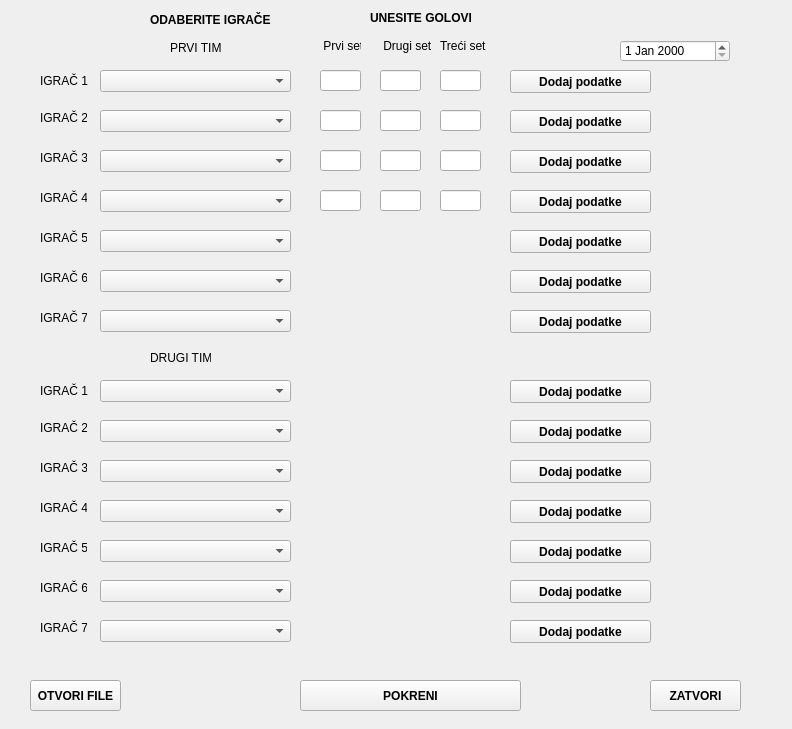
The window that statistika.ui (teamwposeidonscalm/Waterpool-HomeWork) describes before a commit, drawn with Qt 5.
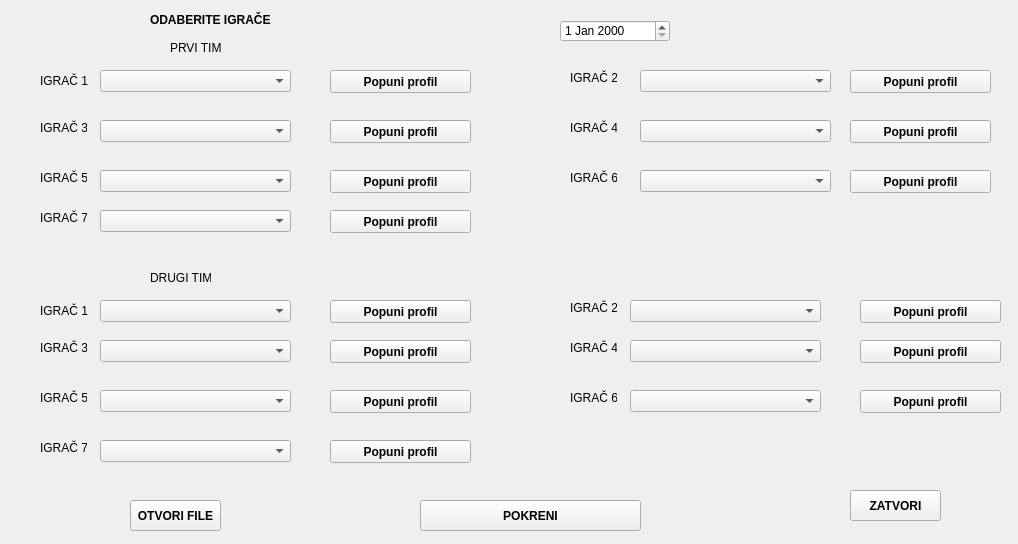
The same window after the commit.

```diff
--- a/statistika.ui
+++ b/statistika.ui
@@ -6,8 +6,8 @@
    <rect>
     <x>0</x>
     <y>0</y>
-    <width>792</width>
-    <height>729</height>
+    <width>1018</width>
+    <height>544</height>
    </rect>
   </property>
   <property name="windowTitle">
@@ -45,8 +45,8 @@
   <widget class="QPushButton" name="pushButton">
    <property name="geometry">
     <rect>
-     <x>30</x>
-     <y>680</y>
+     <x>130</x>
+     <y>500</y>
      <width>91</width>
      <height>31</height>
     </rect>
@@ -64,8 +64,8 @@
   <widget class="QComboBox" name="comboBox_2">
    <property name="geometry">
     <rect>
-     <x>100</x>
-     <y>110</y>
+     <x>640</x>
+     <y>70</y>
      <width>191</width>
      <height>22</height>
     </rect>
@@ -75,7 +75,7 @@
    <property name="geometry">
     <rect>
      <x>100</x>
-     <y>150</y>
+     <y>120</y>
      <width>191</width>
      <height>22</height>
     </rect>
@@ -84,8 +84,8 @@
   <widget class="QComboBox" name="comboBox_4">
    <property name="geometry">
     <rect>
-     <x>100</x>
-     <y>190</y>
+     <x>640</x>
+     <y>120</y>
      <width>191</width>
      <height>22</height>
     </rect>
@@ -94,8 +94,8 @@
   <widget class="QLabel" name="label_2">
    <property name="geometry">
     <rect>
-     <x>40</x>
-     <y>110</y>
+     <x>570</x>
+     <y>70</y>
      <width>47</width>
      <height>16</height>
     </rect>
@@ -108,7 +108,7 @@
    <property name="geometry">
     <rect>
      <x>40</x>
-     <y>150</y>
+     <y>120</y>
      <width>47</width>
      <height>16</height>
     </rect>
@@ -120,8 +120,8 @@
   <widget class="QLabel" name="label_4">
    <property name="geometry">
     <rect>
-     <x>40</x>
-     <y>190</y>
+     <x>570</x>
+     <y>120</y>
      <width>47</width>
      <height>16</height>
     </rect>
@@ -130,170 +130,11 @@
     <string>IGRAČ 4</string>
    </property>
   </widget>
-  <widget class="QLineEdit" name="prviSetIgrac1">
-   <property name="geometry">
-    <rect>
-     <x>320</x>
-     <y>70</y>
-     <width>41</width>
-     <height>21</height>
-    </rect>
-   </property>
-  </widget>
-  <widget class="QLineEdit" name="prviSetIgrac2">
-   <property name="geometry">
-    <rect>
-     <x>320</x>
-     <y>110</y>
-     <width>41</width>
-     <height>21</height>
-    </rect>
-   </property>
-  </widget>
-  <widget class="QLineEdit" name="prviSetIgrac3">
-   <property name="geometry">
-    <rect>
-     <x>320</x>
-     <y>150</y>
-     <width>41</width>
-     <height>21</height>
-    </rect>
-   </property>
-  </widget>
-  <widget class="QLineEdit" name="prviSetIgrac4">
-   <property name="geometry">
-    <rect>
-     <x>320</x>
-     <y>190</y>
-     <width>41</width>
-     <height>21</height>
-    </rect>
-   </property>
-  </widget>
-  <widget class="QLineEdit" name="drugiSetIgrac4">
-   <property name="geometry">
-    <rect>
-     <x>380</x>
-     <y>190</y>
-     <width>41</width>
-     <height>21</height>
-    </rect>
-   </property>
-  </widget>
-  <widget class="QLineEdit" name="drugiSetIgrac3">
-   <property name="geometry">
-    <rect>
-     <x>380</x>
-     <y>150</y>
-     <width>41</width>
-     <height>21</height>
-    </rect>
-   </property>
-  </widget>
-  <widget class="QLineEdit" name="drugiSetIgrac2">
-   <property name="geometry">
-    <rect>
-     <x>380</x>
-     <y>110</y>
-     <width>41</width>
-     <height>21</height>
-    </rect>
-   </property>
-  </widget>
-  <widget class="QLineEdit" name="drugiSetIgrac1">
-   <property name="geometry">
-    <rect>
-     <x>380</x>
-     <y>70</y>
-     <width>41</width>
-     <height>21</height>
-    </rect>
-   </property>
-  </widget>
-  <widget class="QLineEdit" name="treciSetIgrac3">
-   <property name="geometry">
-    <rect>
-     <x>440</x>
-     <y>150</y>
-     <width>41</width>
-     <height>21</height>
-    </rect>
-   </property>
-  </widget>
-  <widget class="QLineEdit" name="treciSetIgrac4">
-   <property name="geometry">
-    <rect>
-     <x>440</x>
-     <y>190</y>
-     <width>41</width>
-     <height>21</height>
-    </rect>
-   </property>
-  </widget>
-  <widget class="QLineEdit" name="treciSetIgrac2">
-   <property name="geometry">
-    <rect>
-     <x>440</x>
-     <y>110</y>
-     <width>41</width>
-     <height>21</height>
-    </rect>
-   </property>
-  </widget>
-  <widget class="QLineEdit" name="treciSetIgrac1">
-   <property name="geometry">
-    <rect>
-     <x>440</x>
-     <y>70</y>
-     <width>41</width>
-     <height>21</height>
-    </rect>
-   </property>
-  </widget>
-  <widget class="QLabel" name="label_5">
-   <property name="geometry">
-    <rect>
-     <x>320</x>
-     <y>30</y>
-     <width>41</width>
-     <height>31</height>
-    </rect>
-   </property>
-   <property name="text">
-    <string> Prvi set</string>
-   </property>
-  </widget>
-  <widget class="QLabel" name="label_6">
-   <property name="geometry">
-    <rect>
-     <x>380</x>
-     <y>30</y>
-     <width>51</width>
-     <height>31</height>
-    </rect>
-   </property>
-   <property name="text">
-    <string> Drugi set</string>
-   </property>
-  </widget>
-  <widget class="QLabel" name="label_7">
-   <property name="geometry">
-    <rect>
-     <x>440</x>
-     <y>30</y>
-     <width>51</width>
-     <height>31</height>
-    </rect>
-   </property>
-   <property name="text">
-    <string>Treći set</string>
-   </property>
-  </widget>
   <widget class="QPushButton" name="pushButton_3">
    <property name="geometry">
     <rect>
-     <x>300</x>
-     <y>680</y>
+     <x>420</x>
+     <y>500</y>
      <width>221</width>
      <height>31</height>
     </rect>
@@ -311,7 +152,7 @@
   <widget class="QPushButton" name="pushButton_2">
    <property name="geometry">
     <rect>
-     <x>510</x>
+     <x>330</x>
      <y>70</y>
      <width>141</width>
      <height>23</height>
@@ -324,7 +165,7 @@
     </font>
    </property>
    <property name="text">
-    <string>Dodaj podatke</string>
+    <string>Popuni profil</string>
    </property>
    <attribute name="buttonGroup">
     <string notr="true">buttonGroup</string>
@@ -333,8 +174,8 @@
   <widget class="QPushButton" name="pushButton_4">
    <property name="geometry">
     <rect>
-     <x>510</x>
-     <y>110</y>
+     <x>850</x>
+     <y>70</y>
      <width>141</width>
      <height>23</height>
     </rect>
@@ -346,7 +187,7 @@
     </font>
    </property>
    <property name="text">
-    <string>Dodaj podatke</string>
+    <string>Popuni profil</string>
    </property>
    <attribute name="buttonGroup">
     <string notr="true">buttonGroup</string>
@@ -355,8 +196,8 @@
   <widget class="QPushButton" name="pushButton_5">
    <property name="geometry">
     <rect>
-     <x>510</x>
-     <y>150</y>
+     <x>330</x>
+     <y>120</y>
      <width>141</width>
      <height>23</height>
     </rect>
@@ -368,7 +209,7 @@
     </font>
    </property>
    <property name="text">
-    <string>Dodaj podatke</string>
+    <string>Popuni profil</string>
    </property>
    <attribute name="buttonGroup">
     <string notr="true">buttonGroup</string>
@@ -377,8 +218,8 @@
   <widget class="QPushButton" name="pushButton_6">
    <property name="geometry">
     <rect>
-     <x>510</x>
-     <y>190</y>
+     <x>850</x>
+     <y>120</y>
      <width>141</width>
      <height>23</height>
     </rect>
@@ -390,7 +231,7 @@
     </font>
    </property>
    <property name="text">
-    <string>Dodaj podatke</string>
+    <string>Popuni profil</string>
    </property>
    <attribute name="buttonGroup">
     <string notr="true">buttonGroup</string>
@@ -413,7 +254,7 @@
    <property name="geometry">
     <rect>
      <x>150</x>
-     <y>350</y>
+     <y>270</y>
      <width>61</width>
      <height>16</height>
     </rect>
@@ -425,8 +266,8 @@
   <widget class="QPushButton" name="pushButton_7">
    <property name="geometry">
     <rect>
-     <x>650</x>
-     <y>680</y>
+     <x>850</x>
+     <y>490</y>
      <width>91</width>
      <height>31</height>
     </rect>
@@ -460,34 +301,11 @@
     <string>ODABERITE IGRAČE</string>
    </property>
   </widget>
-  <widget class="QLabel" name="label_11">
-   <property name="geometry">
-    <rect>
-     <x>370</x>
-     <y>10</y>
-     <width>101</width>
-     <height>16</height>
-    </rect>
-   </property>
-   <property name="font">
-    <font>
-     <weight>75</weight>
-     <italic>false</italic>
-     <bold>true</bold>
-     <underline>false</underline>
-     <strikeout>false</strikeout>
-     <kerning>true</kerning>
-    </font>
-   </property>
-   <property name="text">
-    <string>UNESITE GOLOVE</string>
-   </property>
-  </widget>
   <widget class="QDateEdit" name="mojDate">
    <property name="geometry">
     <rect>
-     <x>620</x>
-     <y>40</y>
+     <x>560</x>
+     <y>20</y>
      <width>110</width>
      <height>22</height>
     </rect>
@@ -497,7 +315,7 @@
    <property name="geometry">
     <rect>
      <x>100</x>
-     <y>230</y>
+     <y>170</y>
      <width>191</width>
      <height>22</height>
     </rect>
@@ -506,8 +324,8 @@
   <widget class="QComboBox" name="comboBox_6">
    <property name="geometry">
     <rect>
-     <x>100</x>
-     <y>270</y>
+     <x>640</x>
+     <y>170</y>
      <width>191</width>
      <height>22</height>
     </rect>
@@ -517,7 +335,7 @@
    <property name="geometry">
     <rect>
      <x>100</x>
-     <y>310</y>
+     <y>210</y>
      <width>191</width>
      <height>22</height>
     </rect>
@@ -527,7 +345,7 @@
    <property name="geometry">
     <rect>
      <x>40</x>
-     <y>230</y>
+     <y>170</y>
      <width>47</width>
      <height>16</height>
     </rect>
@@ -540,7 +358,7 @@
    <property name="geometry">
     <rect>
      <x>40</x>
-     <y>310</y>
+     <y>210</y>
      <width>47</width>
      <height>16</height>
     </rect>
@@ -552,8 +370,8 @@
   <widget class="QLabel" name="label_14">
    <property name="geometry">
     <rect>
-     <x>40</x>
-     <y>270</y>
+     <x>570</x>
+     <y>170</y>
      <width>47</width>
      <height>16</height>
     </rect>
@@ -566,7 +384,7 @@
    <property name="geometry">
     <rect>
      <x>100</x>
-     <y>380</y>
+     <y>300</y>
      <width>191</width>
      <height>22</height>
     </rect>
@@ -577,12 +395,15 @@
      <bold>false</bold>
     </font>
    </property>
+   <property name="minimumContentsLength">
+    <number>0</number>
+   </property>
   </widget>
   <widget class="QLabel" name="label_15">
    <property name="geometry">
     <rect>
      <x>40</x>
-     <y>370</y>
+     <y>290</y>
      <width>51</width>
      <height>41</height>
     </rect>
@@ -594,8 +415,8 @@
   <widget class="QComboBox" name="comboBox_9">
    <property name="geometry">
     <rect>
-     <x>100</x>
-     <y>420</y>
+     <x>630</x>
+     <y>300</y>
      <width>191</width>
      <height>22</height>
     </rect>
@@ -605,7 +426,7 @@
    <property name="geometry">
     <rect>
      <x>40</x>
-     <y>540</y>
+     <y>390</y>
      <width>47</width>
      <height>16</height>
     </rect>
@@ -618,7 +439,7 @@
    <property name="geometry">
     <rect>
      <x>40</x>
-     <y>620</y>
+     <y>440</y>
      <width>47</width>
      <height>16</height>
     </rect>
@@ -630,8 +451,8 @@
   <widget class="QComboBox" name="comboBox_10">
    <property name="geometry">
     <rect>
-     <x>100</x>
-     <y>500</y>
+     <x>630</x>
+     <y>340</y>
      <width>191</width>
      <height>22</height>
     </rect>
@@ -640,8 +461,8 @@
   <widget class="QLabel" name="label_18">
    <property name="geometry">
     <rect>
-     <x>40</x>
-     <y>420</y>
+     <x>570</x>
+     <y>300</y>
      <width>47</width>
      <height>16</height>
     </rect>
@@ -653,8 +474,8 @@
   <widget class="QLabel" name="label_19">
    <property name="geometry">
     <rect>
-     <x>40</x>
-     <y>500</y>
+     <x>570</x>
+     <y>340</y>
      <width>47</width>
      <height>16</height>
     </rect>
@@ -666,8 +487,8 @@
   <widget class="QLabel" name="label_20">
    <property name="geometry">
     <rect>
-     <x>40</x>
-     <y>580</y>
+     <x>570</x>
+     <y>390</y>
      <width>47</width>
      <height>16</height>
     </rect>
@@ -679,8 +500,8 @@
   <widget class="QComboBox" name="comboBox_11">
    <property name="geometry">
     <rect>
-     <x>100</x>
-     <y>580</y>
+     <x>630</x>
+     <y>390</y>
      <width>191</width>
      <height>22</height>
     </rect>
@@ -690,7 +511,7 @@
    <property name="geometry">
     <rect>
      <x>100</x>
-     <y>460</y>
+     <y>340</y>
      <width>191</width>
      <height>22</height>
     </rect>
@@ -700,7 +521,7 @@
    <property name="geometry">
     <rect>
      <x>40</x>
-     <y>460</y>
+     <y>340</y>
      <width>47</width>
      <height>16</height>
     </rect>
@@ -713,7 +534,7 @@
    <property name="geometry">
     <rect>
      <x>100</x>
-     <y>540</y>
+     <y>390</y>
      <width>191</width>
      <height>22</height>
     </rect>
@@ -723,7 +544,7 @@
    <property name="geometry">
     <rect>
      <x>100</x>
-     <y>620</y>
+     <y>440</y>
      <width>191</width>
      <height>22</height>
     </rect>
@@ -732,8 +553,8 @@
   <widget class="QPushButton" name="pushButton_8">
    <property name="geometry">
     <rect>
-     <x>510</x>
-     <y>230</y>
+     <x>330</x>
+     <y>170</y>
      <width>141</width>
      <height>23</height>
     </rect>
@@ -745,14 +566,14 @@
     </font>
    </property>
    <property name="text">
-    <string>Dodaj podatke</string>
+    <string>Popuni profil</string>
    </property>
   </widget>
   <widget class="QPushButton" name="pushButton_9">
    <property name="geometry">
     <rect>
-     <x>510</x>
-     <y>310</y>
+     <x>330</x>
+     <y>210</y>
      <width>141</width>
      <height>23</height>
     </rect>
@@ -764,14 +585,14 @@
     </font>
    </property>
    <property name="text">
-    <string>Dodaj podatke</string>
+    <string>Popuni profil</string>
    </property>
   </widget>
   <widget class="QPushButton" name="pushButton_10">
    <property name="geometry">
     <rect>
-     <x>510</x>
-     <y>420</y>
+     <x>860</x>
+     <y>300</y>
      <width>141</width>
      <height>23</height>
     </rect>
@@ -783,14 +604,14 @@
     </font>
    </property>
    <property name="text">
-    <string>Dodaj podatke</string>
+    <string>Popuni profil</string>
    </property>
   </widget>
   <widget class="QPushButton" name="pushButton_11">
    <property name="geometry">
     <rect>
-     <x>510</x>
-     <y>380</y>
+     <x>330</x>
+     <y>300</y>
      <width>141</width>
      <height>23</height>
     </rect>
@@ -802,14 +623,14 @@
     </font>
    </property>
    <property name="text">
-    <string>Dodaj podatke</string>
+    <string>Popuni profil</string>
    </property>
   </widget>
   <widget class="QPushButton" name="pushButton_12">
    <property name="geometry">
     <rect>
-     <x>510</x>
-     <y>460</y>
+     <x>330</x>
+     <y>340</y>
      <width>141</width>
      <height>23</height>
     </rect>
@@ -821,14 +642,14 @@
     </font>
    </property>
    <property name="text">
-    <string>Dodaj podatke</string>
+    <string>Popuni profil</string>
    </property>
   </widget>
   <widget class="QPushButton" name="pushButton_13">
    <property name="geometry">
     <rect>
-     <x>510</x>
-     <y>270</y>
+     <x>850</x>
+     <y>170</y>
      <width>141</width>
      <height>23</height>
     </rect>
@@ -840,14 +661,14 @@
     </font>
    </property>
    <property name="text">
-    <string>Dodaj podatke</string>
+    <string>Popuni profil</string>
    </property>
   </widget>
   <widget class="QPushButton" name="pushButton_14">
    <property name="geometry">
     <rect>
-     <x>510</x>
-     <y>500</y>
+     <x>860</x>
+     <y>340</y>
      <width>141</width>
      <height>23</height>
     </rect>
@@ -859,14 +680,14 @@
     </font>
    </property>
    <property name="text">
-    <string>Dodaj podatke</string>
+    <string>Popuni profil</string>
    </property>
   </widget>
   <widget class="QPushButton" name="pushButton_15">
    <property name="geometry">
     <rect>
-     <x>510</x>
-     <y>540</y>
+     <x>330</x>
+     <y>390</y>
      <width>141</width>
      <height>23</height>
     </rect>
@@ -878,14 +699,14 @@
     </font>
    </property>
    <property name="text">
-    <string>Dodaj podatke</string>
+    <string>Popuni profil</string>
    </property>
   </widget>
   <widget class="QPushButton" name="pushButton_16">
    <property name="geometry">
     <rect>
-     <x>510</x>
-     <y>580</y>
+     <x>860</x>
+     <y>390</y>
      <width>141</width>
      <height>23</height>
     </rect>
@@ -897,14 +718,14 @@
     </font>
    </property>
    <property name="text">
-    <string>Dodaj podatke</string>
+    <string>Popuni profil</string>
    </property>
   </widget>
   <widget class="QPushButton" name="pushButton_17">
    <property name="geometry">
     <rect>
-     <x>510</x>
-     <y>620</y>
+     <x>330</x>
+     <y>440</y>
      <width>141</width>
      <height>23</height>
     </rect>
@@ -916,7 +737,7 @@
     </font>
    </property>
    <property name="text">
-    <string>Dodaj podatke</string>
+    <string>Popuni profil</string>
    </property>
   </widget>
  </widget>
```
